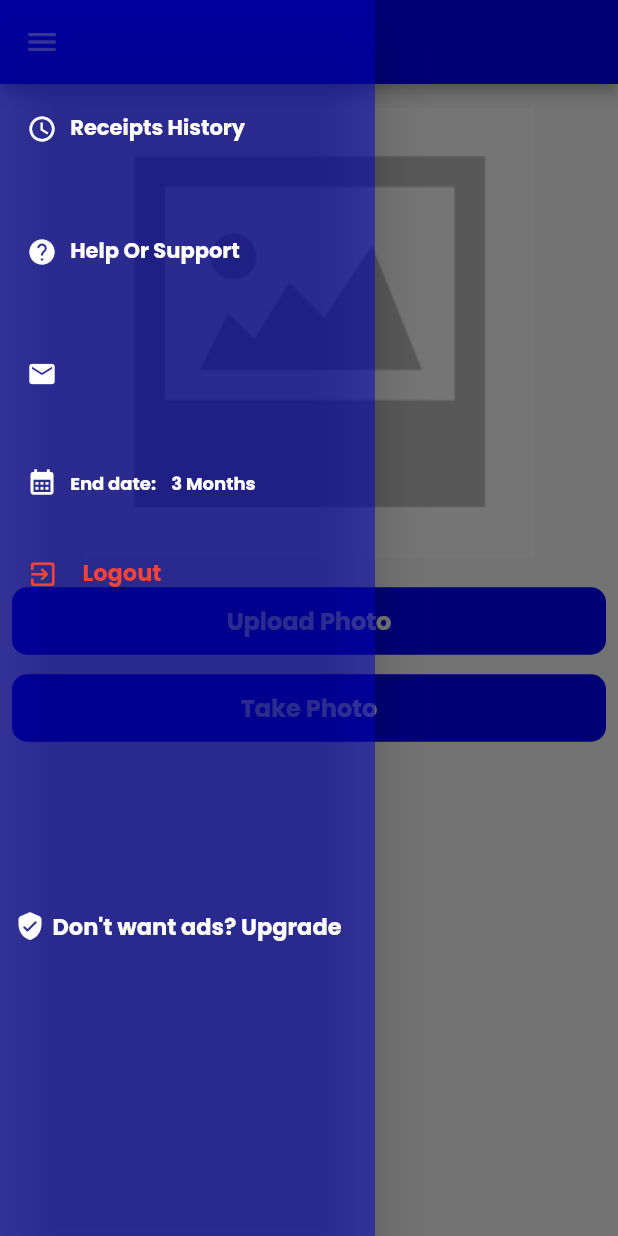
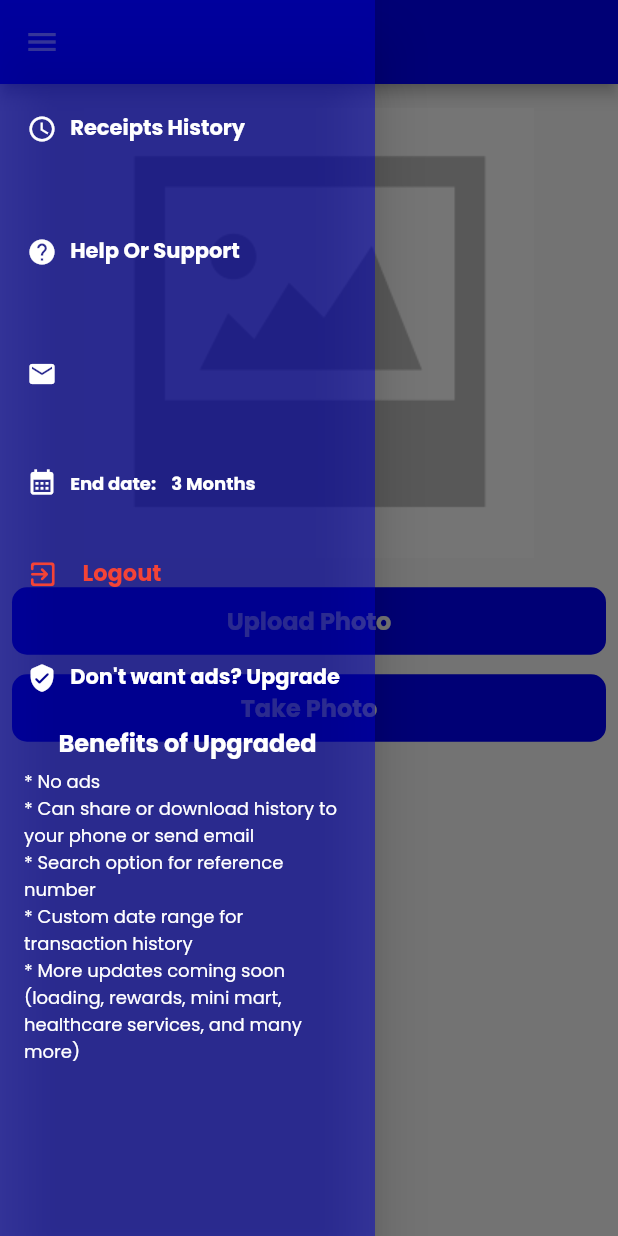
Before and after one commit to Karan9991/ePayment, a Flutter app: the HomeScreen screen opened directly, with the side drawer open, on a phone screen of 412 x 824 dp. Run offline on Flutter 3.47's test engine with Material 2 defaults, Android fonts, the phone set to English and light mode, and no system bars; our stand-ins replace cloud_firestore, dropdown_button2, firebase_auth, firebase_core, firebase_storage, flutter_native_splash and 7 more; missing offline and left inert: flutter_email_sender, google_mlkit_text_recognition, ntp, syncfusion_flutter_pdf; accounts and stored records are empty; network calls fail.

Commit message:
implemented benefits of upgrade

```diff
--- a/lib/src/presentation/screen/home_screen.dart
+++ b/lib/src/presentation/screen/home_screen.dart
@@ -1,5 +1,6 @@
 import 'package:e_payment/src/presentation/screen/ad.dart';
 import 'package:e_payment/src/presentation/screen/banner_ad.dart';
+import 'package:e_payment/src/presentation/screen/drawerbannerad.dart';
 import 'package:e_payment/src/presentation/screen/edit_email_screen.dart';
 import 'package:firebase_auth/firebase_auth.dart';
 import 'package:flutter/material.dart';
@@ -125,14 +126,14 @@ class HomeScreen extends StatelessWidget {
                         child: GestureDetector(
                           onTap: () {
                             HapticFeedback.vibrate();
-                            Navigator.push(
-                              context,
-                              MaterialPageRoute(
-                                builder: (context) => MyAd(),
-                              ),
-                            );
-                            // RequestCode().launchInBrowser(
-                            //     Uri.parse("http://m.me/enegosyoofficial"));
+                            // Navigator.push(
+                            //   context,
+                            //   MaterialPageRoute(
+                            //     builder: (context) => MyAd(),
+                            //   ),
+                            // );
+                            RequestCode().launchInBrowser(
+                                Uri.parse("http://m.me/enegosyoofficial"));
                           },
                           child: const Row(
                               crossAxisAlignment: CrossAxisAlignment.end,
@@ -205,31 +206,6 @@ class HomeScreen extends StatelessWidget {
                           ),
                         ),
                       ),
-//                  Padding(
-//   padding: const EdgeInsets.fromLTRB(8.0, 40, 0.8, 0.8),
-//   child: retrieveUserDataProvider.subscriptionEndDate.isAfter(DateTime(2100 - 01 - 1))
-//     ? const Text(
-//         "End date: Life time",
-//         style: TextStyle(
-//           fontFamily: "Poppins",
-//           fontWeight: FontWeight.bold,
-//           fontSize: 12,
-//           color: Colors.white,
-//         ),
-//       )
-//     : Text(
-//         userSubscriptionStatus == '' || userSubscriptionStatus == 'free code access'
-//           ? "End date: 3 Months"
-//           : "End date: ${retrieveUserDataProvider.formattedSubscriptionEndDate}",
-//         style: const TextStyle(
-//           fontFamily: "Poppins",
-//           fontWeight: FontWeight.bold,
-//           fontSize: 12,
-//           color: Colors.white,
-//         ),
-//       ),
-// ),
-
 
                       Padding(
                         padding: const EdgeInsets.fromLTRB(10, 1, 0, 10),
@@ -267,7 +243,7 @@ class HomeScreen extends StatelessWidget {
                             ]),
                       ), //end date
                       Padding(
-                        padding: const EdgeInsets.fromLTRB(10, 20, 0, 10),
+                        padding: const EdgeInsets.fromLTRB(10, 20, 0, 0),
                         child: GestureDetector(
                           onTap: () async {
                             HapticFeedback.vibrate();
@@ -312,39 +288,84 @@ class HomeScreen extends StatelessWidget {
                               ]),
                         ),
                       ), //sign out
-                      Expanded(
+                        Padding(
+                        padding: const EdgeInsets.fromLTRB(10, 0, 0, 10),
                         child: GestureDetector(
                           onTap: () {
-                            // Handle the "Don't want any ads? Upgrade" action here
                             HapticFeedback.vibrate();
-
+                            // Navigator.push(
+                            //   context,
+                            //   MaterialPageRoute(
+                            //     builder: (context) => MyAd(),
+                            //   ),
+                            // );
                             RequestCode().launchInBrowser(Uri.parse(
                                 "https://www.facebook.com/eNegosyoOfficial"));
                           },
-                          child: Padding(
-                            padding: const EdgeInsets.fromLTRB(10, 0, 0, 0),
-                            child: Row(
+                          child: const Row(
+                              crossAxisAlignment: CrossAxisAlignment.end,
                               children: [
-                                Icon(
+                                Padding(
+                                  padding:
+                                      EdgeInsets.fromLTRB(8.0, 40, 0.8, 0.8),
+                                  child: Icon(
                                     Icons.verified_user_rounded,
                                     size: 20,
                                     color: Colors.white,
                                   ),
-                                SizedBox(width: 5),
-                                Text(
-                                  "Don't want ads? Upgrade",
+                                ),
+                                Padding(
+                                  padding:
+                                      EdgeInsets.fromLTRB(8.0, 40, 0.8, 0.8),
+                                  child: Text(  "Don't want ads? Upgrade",
                                       style: TextStyle(
                                         fontFamily: "Poppins",
                                         fontWeight: FontWeight.bold,
-                                    fontSize: 15,
+                                        fontSize: 14,
+                                        color: Colors.white,
+                                      )),
+                                ),
+                              ]),
+                        ),
+                      ),
+                         const SizedBox(height: 10),
+      const Text(
+        "Benefits of Upgraded",
+        style: TextStyle(
+          fontFamily: "Poppins",
+          fontWeight: FontWeight.bold,
+          fontSize: 16,
           color: Colors.white,
         ),
       ),
+      const SizedBox(height: 5),
+      Padding(
+  padding: EdgeInsets.symmetric(horizontal: 16),
+  child: const Text(
+    "* No ads\n"
+    "* Can share or download history to your phone or send email\n"
+    "* Search option for reference number\n"
+    "* Custom date range for transaction history\n"
+    "* More updates coming soon (loading, rewards, mini mart, healthcare services, and many more)",
+    style: TextStyle(
+      fontFamily: "Poppins",
+      fontSize: 12,
+      color: Colors.white,
+    ),
+  ),
+),
+ if (userSubscriptionStatus == '' ||
+    userSubscriptionStatus == 'free code access')
+  Container(
+                                  margin: EdgeInsets.only(
+                                      top: 10.0), // Adjust the value as needed
+                                  child: Column(
+                                    children: [
+                                      BannerAdWidget(), // Display the banner ad
                                     ],
                                   ),
                                 ),
-                        ),
-                      ),
+
                     ],
                   ),
                 ),
```
Also changed, not shown: lib/main.dart (+7 -7 lines), lib/src/presentation/screen/drawerbannerad.dart (added, +58 -0 lines), 24 other files. Lines whose indentation alone changed are shown as unchanged.
